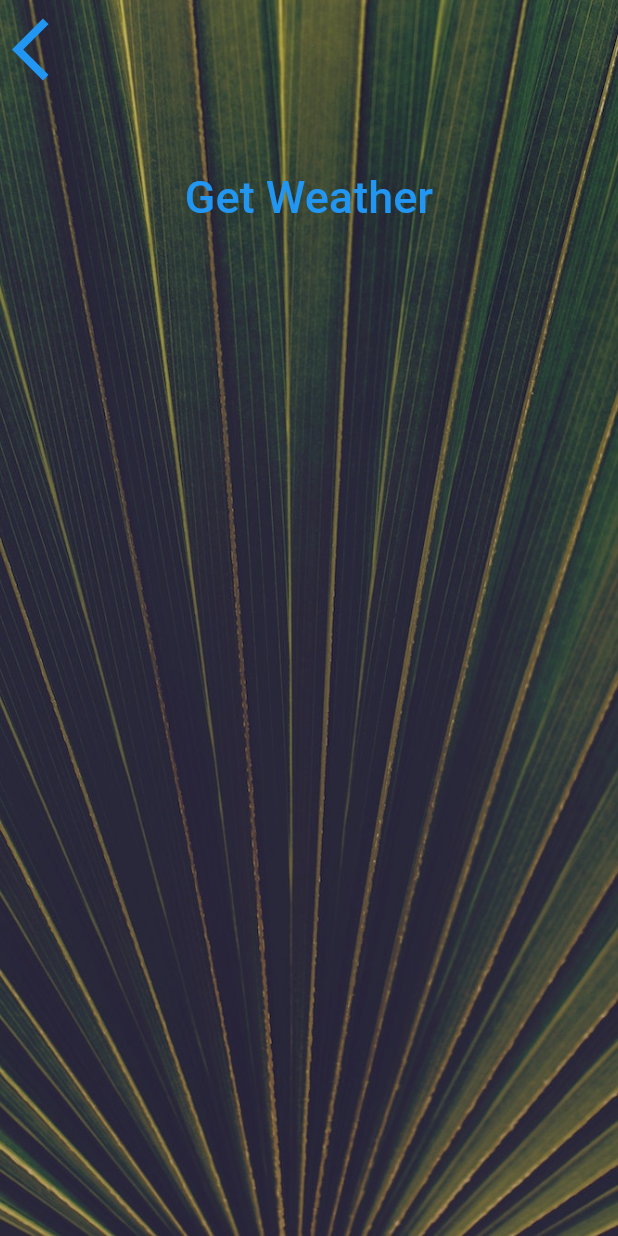
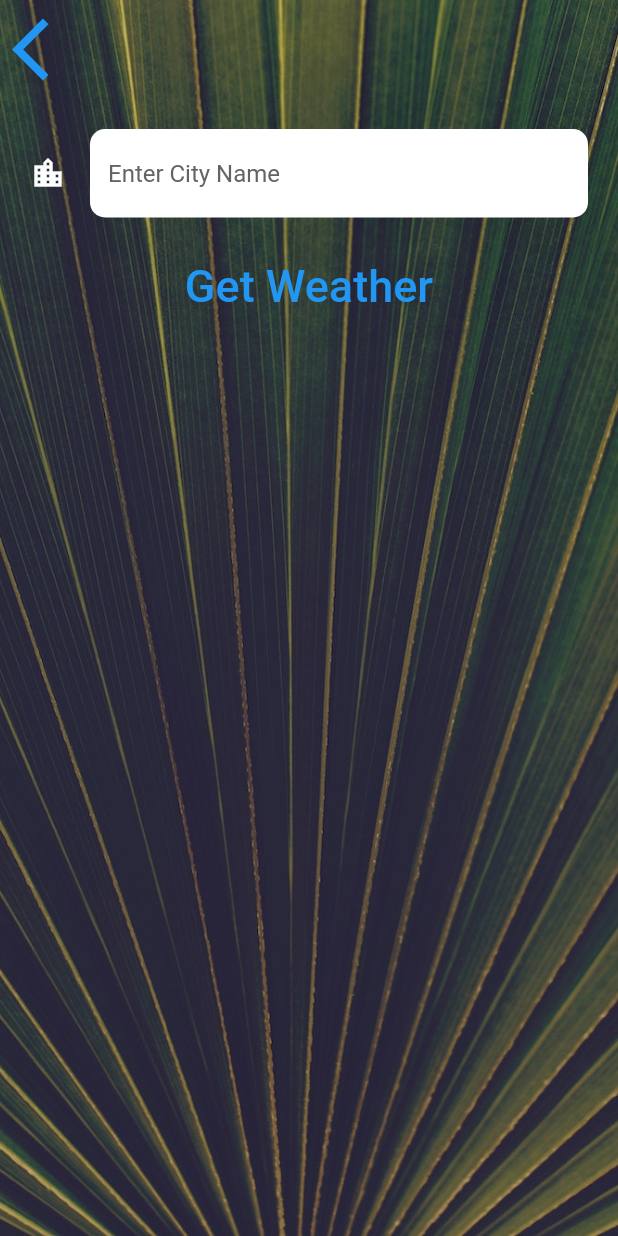
Before and after one commit to HyperactiveDuck/klima_flutter_app, a Flutter app: the CityScreen screen opened directly, on a phone screen of 412 x 824 dp. Run offline on Flutter 3.47's test engine with Material 2 defaults, Android fonts, the light colour scheme and no system bars; our stand-ins replace flutter_spinkit, geolocator, google_fonts.

Commit message:
All the functionality is done , what's lef is code needs to be cleaned out and the UI needs to be improved upon

```diff
--- a/lib/pages/city_screen.dart
+++ b/lib/pages/city_screen.dart
@@ -9,6 +9,8 @@ class CityScreen extends StatefulWidget {
 }
 
 class CityScreenState extends State<CityScreen> {
+  String searchedCityName = '';
+
   @override
   Widget build(BuildContext context) {
     return Scaffold(
@@ -26,7 +28,9 @@ class CityScreenState extends State<CityScreen> {
               Align(
                 alignment: Alignment.topLeft,
                 child: TextButton(
-                  onPressed: () {},
+                  onPressed: () {
+                    Navigator.pop(context);
+                  },
                   child: const Icon(
                     Icons.arrow_back_ios,
                     size: 50.0,
@@ -34,11 +38,20 @@ class CityScreenState extends State<CityScreen> {
                 ),
               ),
               Container(
-                padding: const EdgeInsets.all(20.0),
-                child: null,
-              ),
+                  padding: const EdgeInsets.all(20.0),
+                  child: TextField(
+                    style: const TextStyle(
+                      color: Colors.black,
+                    ),
+                    decoration: kTextFieldInputDecoration,
+                    onChanged: (value) {
+                      searchedCityName = value;
+                    },
+                  )),
               TextButton(
-                onPressed: () {},
+                onPressed: () {
+                  Navigator.pop(context, searchedCityName);
+                },
                 child: Text(
                   'Get Weather',
                   style: kButtonTextStyle,
--- a/lib/utilities/constants.dart
+++ b/lib/utilities/constants.dart
@@ -15,3 +15,20 @@ TextStyle kButtonTextStyle = GoogleFonts.leagueSpartan(
 TextStyle kConditionTextStyle = GoogleFonts.leagueSpartan(
   fontSize: 100.0,
 );
+
+InputDecoration kTextFieldInputDecoration = InputDecoration(
+  filled: true,
+  fillColor: Colors.white,
+  icon: const Icon(
+    Icons.location_city,
+    color: Colors.white,
+  ),
+  hintText: 'Enter City Name',
+  hintStyle: TextStyle(
+    color: const Color.fromARGB(255, 99, 99, 99),
+  ),
+  border: OutlineInputBorder(
+    borderRadius: BorderRadius.circular(10.0),
+    borderSide: BorderSide.none,
+  ),
+);
```
Also changed, not shown: lib/main.dart (+7 -0 lines), lib/pages/location_screen.dart (+58 -8 lines), lib/services/networking.dart (+16 -0 lines), lib/services/weather.dart (+8 -1 lines).
